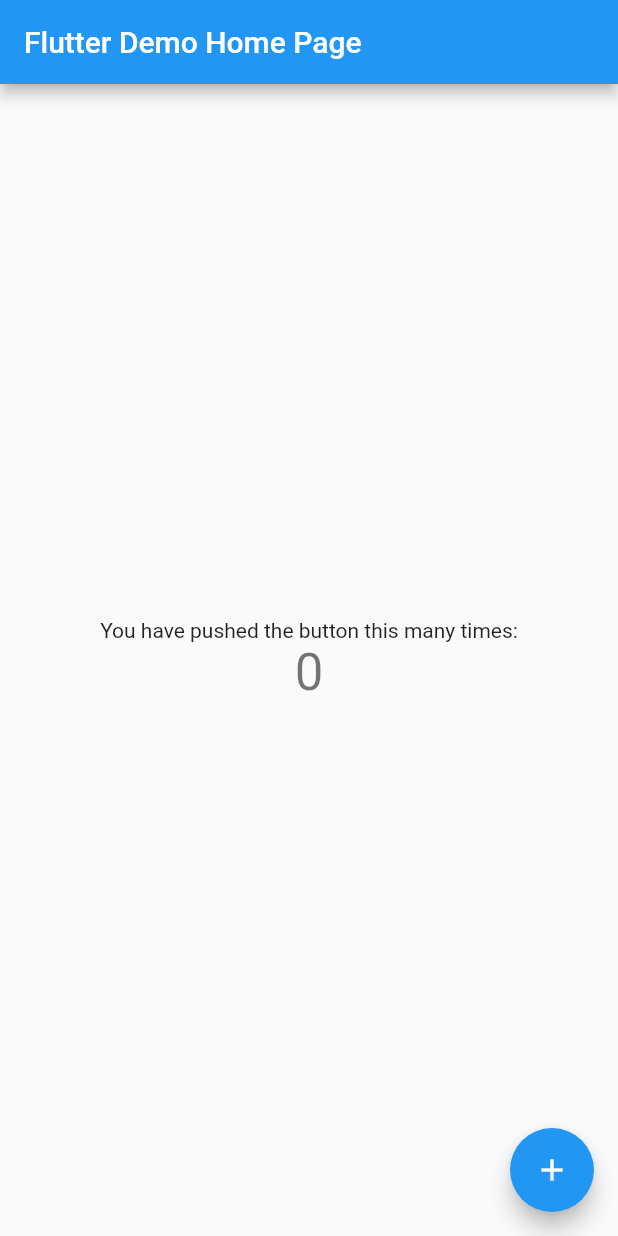
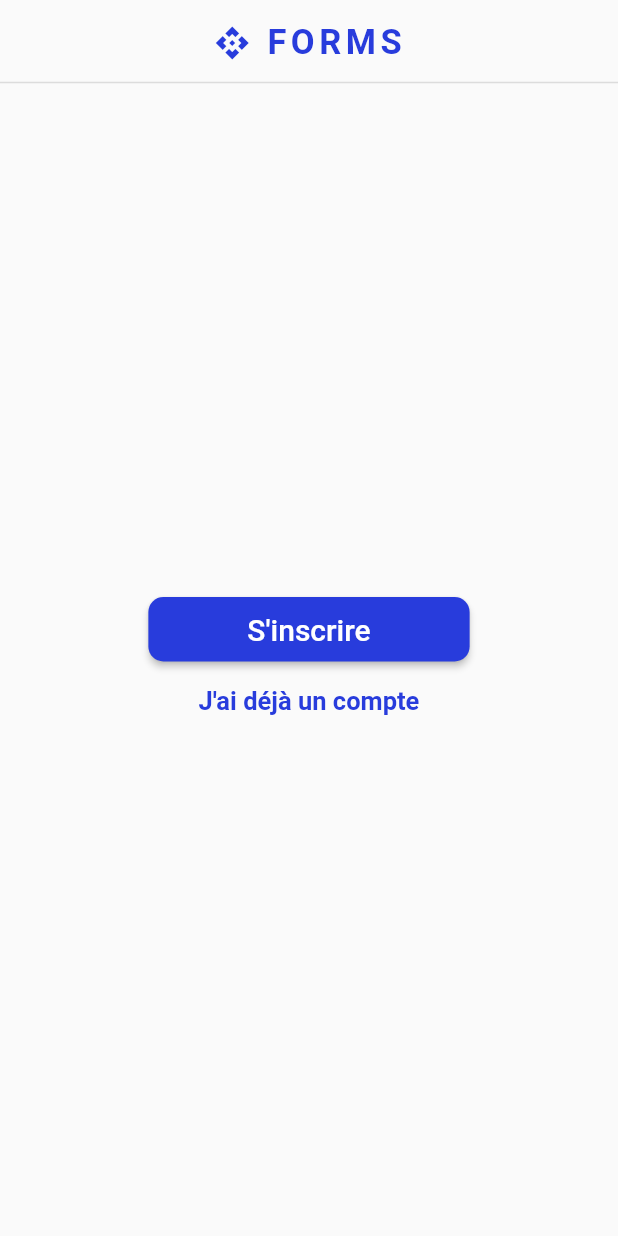
Before and after one commit to ajnart/flutter, a Flutter app: the screen it shows after launch, on a phone screen of 412 x 824 dp. Run offline on Flutter 3.47's test engine with Material 2 defaults, Android fonts, the phone set to English and light mode, and no system bars; our stand-ins replace flutter_svg, google_fonts, material_design_icons_flutter, smooth_page_indicator, table_calendar; missing offline and left inert: dart:html, dart:js.

Commit message:
Add register and login buttons

```diff
--- a/forms/lib/main.dart
+++ b/forms/lib/main.dart
@@ -1,3 +1,5 @@
+import 'dart:ui';
+
 import 'package:flutter/material.dart';
 
 void main() {
@@ -5,109 +7,114 @@
 }
 
 class MyApp extends StatelessWidget {
-  // This widget is the root of your application.
+  final Color darkblue = Color.fromRGBO(40, 60, 220, 1);
   @override
   Widget build(BuildContext context) {
     return MaterialApp(
       title: 'Flutter Demo',
       theme: ThemeData(
-        // This is the theme of your application.
-        //
-        // Try running your application with "flutter run". You'll see the
-        // application has a blue toolbar. Then, without quitting the app, try
-        // changing the primarySwatch below to Colors.green and then invoke
-        // "hot reload" (press "r" in the console where you ran "flutter run",
-        // or simply save your changes to "hot reload" in a Flutter IDE).
-        // Notice that the counter didn't reset back to zero; the application
-        // is not restarted.
-        primarySwatch: Colors.blue,
-      ),
-      home: MyHomePage(title: 'Flutter Demo Home Page'),
+          primarySwatch: Colors.blue,
+          primaryColor: Color.fromRGBO(40, 60, 220, 1),
+          textTheme: TextTheme(
+            headline1: TextStyle(
+              fontSize: 23.0,
+              fontWeight: FontWeight.bold,
+              letterSpacing: 3,
+              color: darkblue,
+            ),
+          ),
+          elevatedButtonTheme: ElevatedButtonThemeData(
+            style: ButtonStyle(
+              shape: MaterialStateProperty.all<RoundedRectangleBorder>(
+                RoundedRectangleBorder(
+                  borderRadius: BorderRadius.circular(10),
+                ),
+              ),
+              backgroundColor: MaterialStateProperty.all(darkblue),
+            ),
+          )),
+      home: MyHomePage(),
     );
   }
 }
 
 class MyHomePage extends StatefulWidget {
-  MyHomePage({Key? key, required this.title}) : super(key: key);
-
-  // This widget is the home page of your application. It is stateful, meaning
-  // that it has a State object (defined below) that contains fields that affect
-  // how it looks.
-
-  // This class is the configuration for the state. It holds the values (in this
-  // case the title) provided by the parent (in this case the App widget) and
-  // used by the build method of the State. Fields in a Widget subclass are
-  // always marked "final".
-
-  final String title;
+  MyHomePage({Key? key}) : super(key: key);
 
   @override
   _MyHomePageState createState() => _MyHomePageState();
 }
 
 class _MyHomePageState extends State<MyHomePage> {
-  int _counter = 0;
+  @override
+  Widget build(BuildContext context) {
+    return Scaffold(
+      appBar: AppBar(
+        backgroundColor: Colors.blue[700],
+        toolbarHeight: 0,
+        centerTitle: true,
+      ),
+      body: SafeArea(
+        child: Column(
+          mainAxisAlignment: MainAxisAlignment.center,
+          children: [
+            LogoWidget(),
+            Spacer(),
+            ElevatedButton(
+              style: ButtonStyle(elevation: MaterialStateProperty.all(2)),
+              onPressed: () {},
+              child: Padding(
+                padding: const EdgeInsets.symmetric(horizontal: 50.0, vertical: 10),
+                child: Text("S'inscrire", style: TextStyle(fontSize: 20, color: Colors.white)),
+              ),
+            ),
+            TextButton(
+              onPressed: () {},
+              child: Text(
+                "J'ai déjà un compte",
+                style: TextStyle(
+                    fontSize: 17, letterSpacing: 0, color: Theme.of(context).primaryColor, fontWeight: FontWeight.bold),
+              ),
+            ),
+            Spacer(),
+          ],
+        ),
+      ),
+    );
+  }
+}
 
-  void _incrementCounter() {
-    setState(() {
-      // This call to setState tells the Flutter framework that something has
-      // changed in this State, which causes it to rerun the build method below
-      // so that the display can reflect the updated values. If we changed
-      // _counter without calling setState(), then the build method would not be
-      // called again, and so nothing would appear to happen.
-      _counter++;
-    });
-  }
+class LogoWidget extends StatelessWidget {
+  const LogoWidget({
+    Key? key,
+  }) : super(key: key);
 
   @override
   Widget build(BuildContext context) {
-    // This method is rerun every time setState is called, for instance as done
-    // by the _incrementCounter method above.
-    //
-    // The Flutter framework has been optimized to make rerunning build methods
-    // fast, so that you can just rebuild anything that needs updating rather
-    // than having to individually change instances of widgets.
-    return Scaffold(
-      appBar: AppBar(
-        // Here we take the value from the MyHomePage object that was created by
-        // the App.build method, and use it to set our appbar title.
-        title: Text(widget.title),
-      ),
-      body: Center(
-        // Center is a layout widget. It takes a single child and positions it
-        // in the middle of the parent.
-        child: Column(
-          // Column is also a layout widget. It takes a list of children and
-          // arranges them vertically. By default, it sizes itself to fit its
-          // children horizontally, and tries to be as tall as its parent.
-          //
-          // Invoke "debug painting" (press "p" in the console, choose the
-          // "Toggle Debug Paint" action from the Flutter Inspector in Android
-          // Studio, or the "Toggle Debug Paint" command in Visual Studio Code)
-          // to see the wireframe for each widget.
-          //
-          // Column has various properties to control how it sizes itself and
-          // how it positions its children. Here we use mainAxisAlignment to
-          // center the children vertically; the main axis here is the vertical
-          // axis because Columns are vertical (the cross axis would be
-          // horizontal).
-          mainAxisAlignment: MainAxisAlignment.center,
-          children: <Widget>[
-            Text(
-              'You have pushed the button this many times:',
+    return Column(
+      children: [
+        Container(
+          child: Padding(
+            padding: const EdgeInsets.only(top: 15.0, bottom: 5.0),
+            child: Row(
+              mainAxisAlignment: MainAxisAlignment.center,
+              children: [
+                Icon(
+                  Icons.api,
+                  color: Theme.of(context).primaryColor,
+                ),
+                SizedBox(
+                  width: 10,
+                ),
+                Text('FORMS', style: Theme.of(context).textTheme.headline1),
+              ],
             ),
-            Text(
-              '$_counter',
-              style: Theme.of(context).textTheme.headline4,
-            ),
-          ],
+          ),
         ),
-      ),
-      floatingActionButton: FloatingActionButton(
-        onPressed: _incrementCounter,
-        tooltip: 'Increment',
-        child: Icon(Icons.add),
-      ), // This trailing comma makes auto-formatting nicer for build methods.
+        Divider(
+          thickness: 1,
+        ),
+      ],
     );
   }
 }
```
